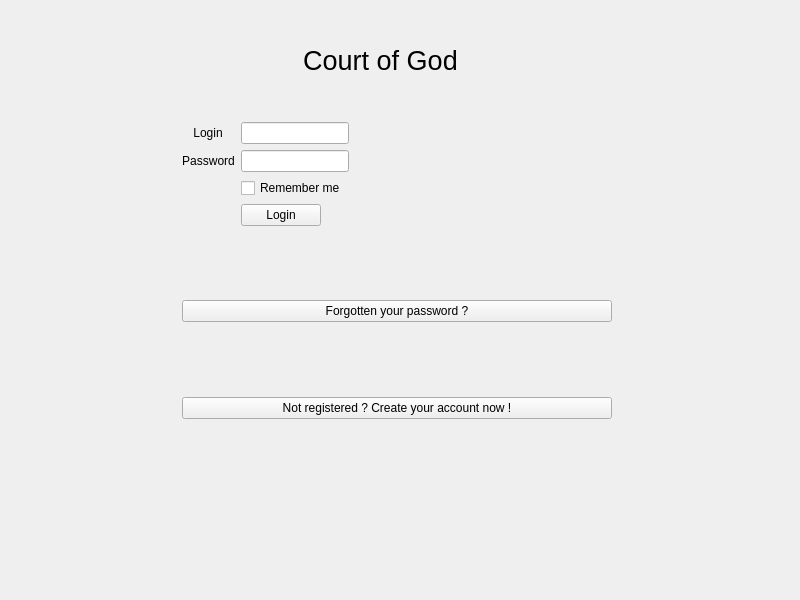
First picture: the form in src/Client/Code-A-Client/mainwindow.ui, repository Vrixyz/CodeA, before the edit.
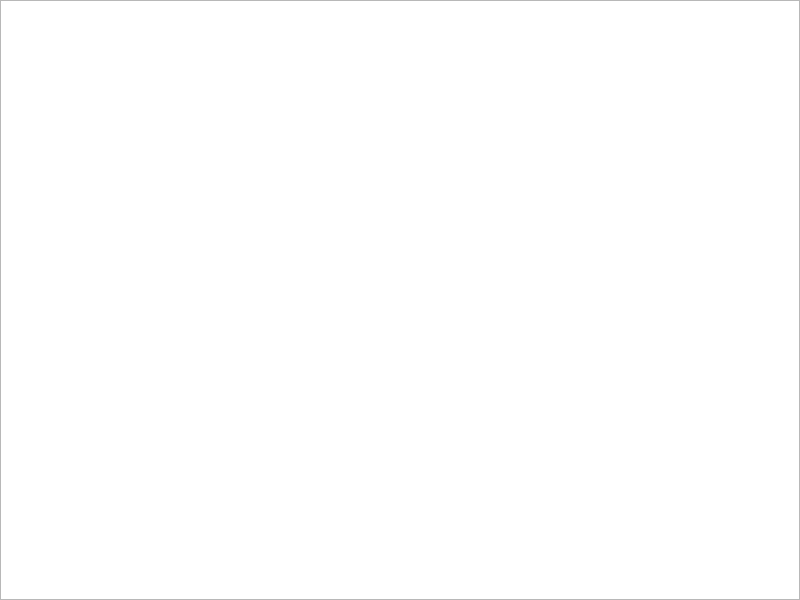
Second picture: the form after the edit.

```diff
--- a/src/Client/Code-A-Client/mainwindow.ui
+++ b/src/Client/Code-A-Client/mainwindow.ui
@@ -202,9 +202,16 @@
      <set>Qt::AlignCenter</set>
     </property>
    </widget>
-   <zorder>widget</zorder>
-   <zorder>Title</zorder>
-   <zorder>Title</zorder>
+   <widget class="QGraphicsView" name="Gameview">
+    <property name="geometry">
+     <rect>
+      <x>0</x>
+      <y>0</y>
+      <width>800</width>
+      <height>600</height>
+     </rect>
+    </property>
+   </widget>
   </widget>
  </widget>
  <layoutdefault spacing="6" margin="11"/>
```
Left out of the diff: 2 changed lines with no effect on the pictures.
